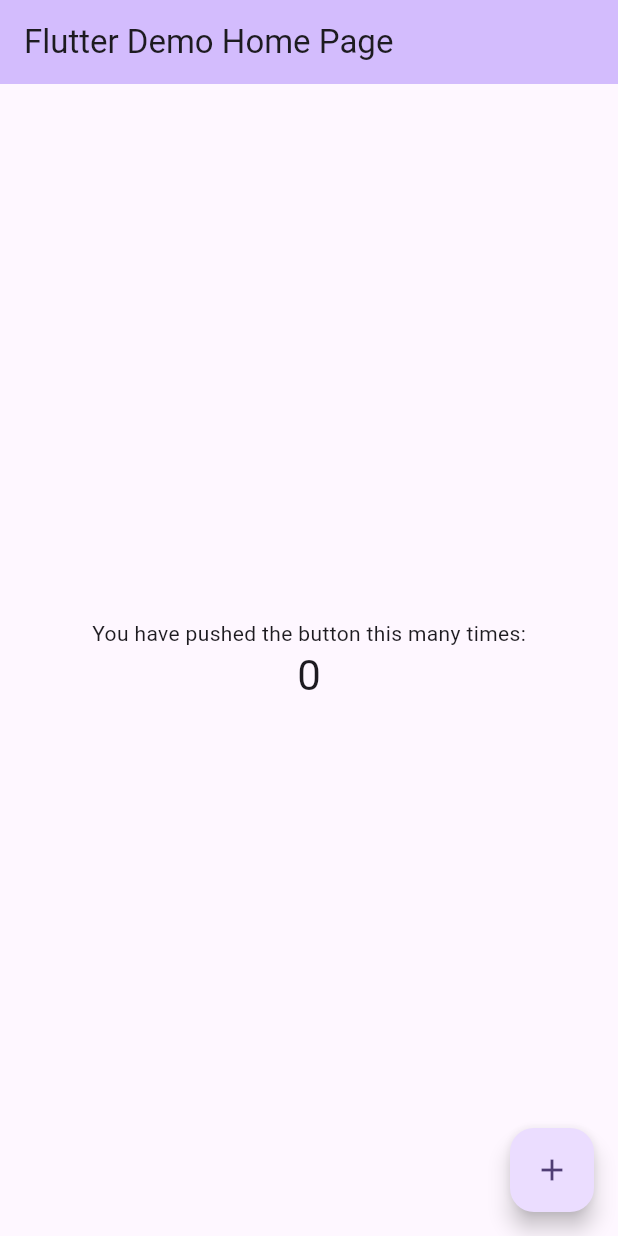
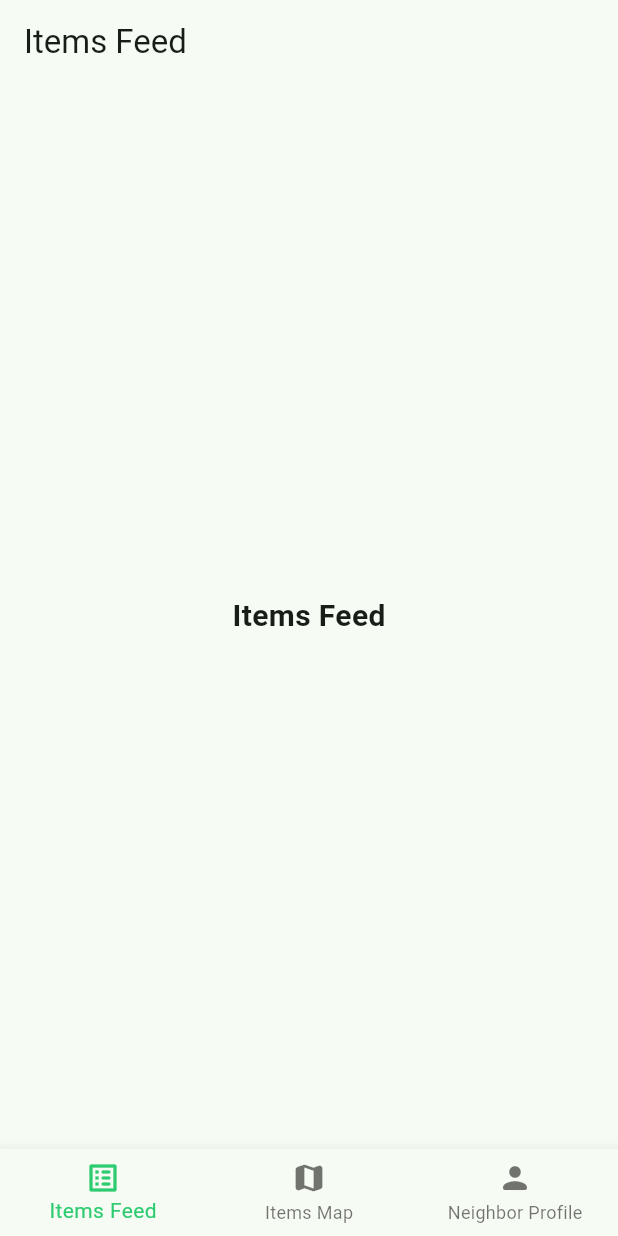
Before and after one commit to cherrydan/neighbor_share, a Flutter app: the screen it shows after launch, on a phone screen of 412 x 824 dp. Run offline on Flutter 3.47's test engine with Material 3 defaults, Android fonts, the phone set to English and light mode, and no system bars.

Commit message:
feat: complete base UI setup with MainTabScreen, 3 core screens, and 4-language l10n support

```diff
--- a/lib/main.dart
+++ b/lib/main.dart
@@ -1,122 +1,28 @@
 import 'package:flutter/material.dart';
+import 'l10n/app_localizations.dart';
+import 'screens/main_tab_screen.dart';
 
 void main() {
-  runApp(const MyApp());
+  WidgetsFlutterBinding.ensureInitialized();
+  runApp(const NeighborShareApp());
 }
 
-class MyApp extends StatelessWidget {
-  const MyApp({super.key});
+class NeighborShareApp extends StatelessWidget {
+  const NeighborShareApp({super.key});
 
-  // This widget is the root of your application.
   @override
   Widget build(BuildContext context) {
     return MaterialApp(
-      title: 'Flutter Demo',
+      title: 'NeighborShare',
+      debugShowCheckedModeBanner: false,
       theme: ThemeData(
-        // This is the theme of your application.
-        //
-        // TRY THIS: Try running your application with "flutter run". You'll see
-        // the application has a purple toolbar. Then, without quitting the app,
-        // try changing the seedColor in the colorScheme below to Colors.green
-        // and then invoke "hot reload" (save your changes or press the "hot
-        // reload" button in a Flutter-supported IDE, or press "r" if you used
-        // the command line to start the app).
-        //
-        // Notice that the counter didn't reset back to zero; the application
-        // state is not lost during the reload. To reset the state, use hot
-        // restart instead.
-        //
-        // This works for code too, not just values: Most code changes can be
-        // tested with just a hot reload.
-        colorScheme: .fromSeed(seedColor: Colors.deepPurple),
+        colorScheme: ColorScheme.fromSeed(seedColor: const Color(0xFF2ECC71)),
+        useMaterial3: true,
       ),
-      home: const MyHomePage(title: 'Flutter Demo Home Page'),
+      // 🟢 Register all 4 localization delegates (RU, EN, ES, PT)
+      localizationsDelegates: AppLocalizations.localizationsDelegates,
+      supportedLocales: AppLocalizations.supportedLocales,
+      home: const MainTabScreen(),
     );
   }
 }
-
-class MyHomePage extends StatefulWidget {
-  const MyHomePage({super.key, required this.title});
-
-  // This widget is the home page of your application. It is stateful, meaning
-  // that it has a State object (defined below) that contains fields that affect
-  // how it looks.
-
-  // This class is the configuration for the state. It holds the values (in this
-  // case the title) provided by the parent (in this case the App widget) and
-  // used by the build method of the State. Fields in a Widget subclass are
-  // always marked "final".
-
-  final String title;
-
-  @override
-  State<MyHomePage> createState() => _MyHomePageState();
-}
-
-class _MyHomePageState extends State<MyHomePage> {
-  int _counter = 0;
-
-  void _incrementCounter() {
-    setState(() {
-      // This call to setState tells the Flutter framework that something has
-      // changed in this State, which causes it to rerun the build method below
-      // so that the display can reflect the updated values. If we changed
-      // _counter without calling setState(), then the build method would not be
-      // called again, and so nothing would appear to happen.
-      _counter++;
-    });
-  }
-
-  @override
-  Widget build(BuildContext context) {
-    // This method is rerun every time setState is called, for instance as done
-    // by the _incrementCounter method above.
-    //
-    // The Flutter framework has been optimized to make rerunning build methods
-    // fast, so that you can just rebuild anything that needs updating rather
-    // than having to individually change instances of widgets.
-    return Scaffold(
-      appBar: AppBar(
-        // TRY THIS: Try changing the color here to a specific color (to
-        // Colors.amber, perhaps?) and trigger a hot reload to see the AppBar
-        // change color while the other colors stay the same.
-        backgroundColor: Theme.of(context).colorScheme.inversePrimary,
-        // Here we take the value from the MyHomePage object that was created by
-        // the App.build method, and use it to set our appbar title.
-        title: Text(widget.title),
-      ),
-      body: Center(
-        // Center is a layout widget. It takes a single child and positions it
-        // in the middle of the parent.
-        child: Column(
-          // Column is also a layout widget. It takes a list of children and
-          // arranges them vertically. By default, it sizes itself to fit its
-          // children horizontally, and tries to be as tall as its parent.
-          //
-          // Column has various properties to control how it sizes itself and
-          // how it positions its children. Here we use mainAxisAlignment to
-          // center the children vertically; the main axis here is the vertical
-          // axis because Columns are vertical (the cross axis would be
-          // horizontal).
-          //
-          // TRY THIS: Invoke "debug painting" (choose the "Toggle Debug Paint"
-          // action in the IDE, or press "p" in the console), to see the
-          // wireframe for each widget.
-          mainAxisAlignment: .center,
-          children: [
-            const Text('You have pushed the button this many times:'),
-            Text(
-              '$_counter',
-              style: Theme.of(context).textTheme.headlineMedium,
-            ),
-          ],
-        ),
-      ),
-      floatingActionButton: FloatingActionButton(
-        onPressed: _incrementCounter,
-        tooltip: 'Increment',
-        child: const Icon(Icons.add),
-      ),
-    );
-  }
-}
--- /dev/null
+++ b/lib/screens/feed_screen.dart
@@ -0,0 +1,20 @@
+import 'package:flutter/material.dart';
+import '../l10n/app_localizations.dart';
+
+class FeedScreen extends StatelessWidget {
+  const FeedScreen({super.key});
+
+  @override
+  Widget build(BuildContext context) {
+    final l10n = AppLocalizations.of(context)!;
+    return Scaffold(
+      appBar: AppBar(title: Text(l10n.feedTab)),
+      body: Center(
+        child: Text(
+          l10n.feedTab,
+          style: const TextStyle(fontSize: 20, fontWeight: FontWeight.bold),
+        ),
+      ),
+    );
+  }
+}
--- /dev/null
+++ b/lib/screens/main_tab_screen.dart
@@ -0,0 +1,57 @@
+import 'package:flutter/material.dart';
+import '../l10n/app_localizations.dart';
+import 'feed_screen.dart';
+import 'map_screen.dart';
+import 'profile_screen.dart';
+
+class MainTabScreen extends StatefulWidget {
+  const MainTabScreen({super.key});
+
+  @override
+  State<MainTabScreen> createState() => _MainTabScreenState();
+}
+
+class _MainTabScreenState extends State<MainTabScreen> {
+  int _currentIndex = 0;
+
+  final List<Widget> _screens = const [
+    FeedScreen(),
+    MapScreen(),
+    ProfileScreen(),
+  ];
+
+  @override
+  Widget build(BuildContext context) {
+    final l10n = AppLocalizations.of(context)!;
+
+    return Scaffold(
+      body: IndexedStack(
+        index: _currentIndex,
+        children: _screens,
+      ),
+      bottomNavigationBar: BottomNavigationBar(
+        currentIndex: _currentIndex,
+        onTap: (index) {
+          setState(() {
+            _currentIndex = index;
+          });
+        },
+        selectedItemColor: const Color(0xFF2ECC71), // Eco-green branding
+        items: [
+          BottomNavigationBarItem(
+            icon: const Icon(Icons.list_alt_rounded),
+            label: l10n.feedTab,
+          ),
+          BottomNavigationBarItem(
+            icon: const Icon(Icons.map_rounded),
+            label: l10n.mapTab,
+          ),
+          BottomNavigationBarItem(
+            icon: const Icon(Icons.person_rounded),
+            label: l10n.profileTab,
+          ),
+        ],
+      ),
+    );
+  }
+}
```
Also changed, not shown: lib/screens/map_screen.dart (added, +20 -0 lines), lib/screens/profile_screen.dart (added, +20 -0 lines), 1 other file.
